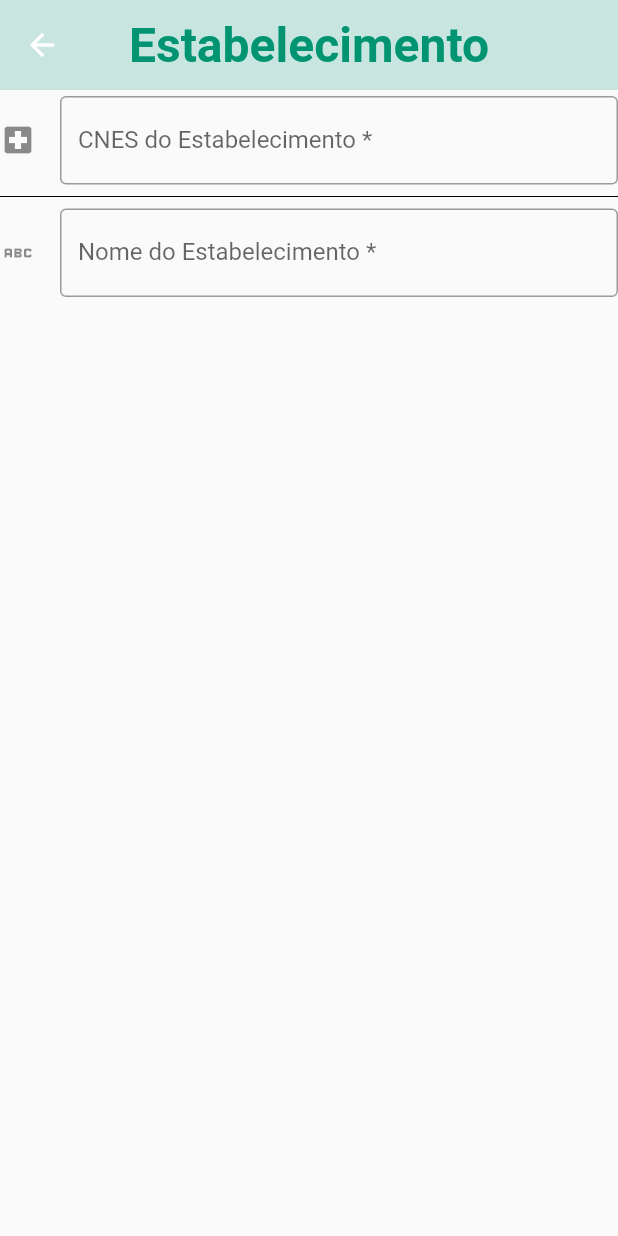
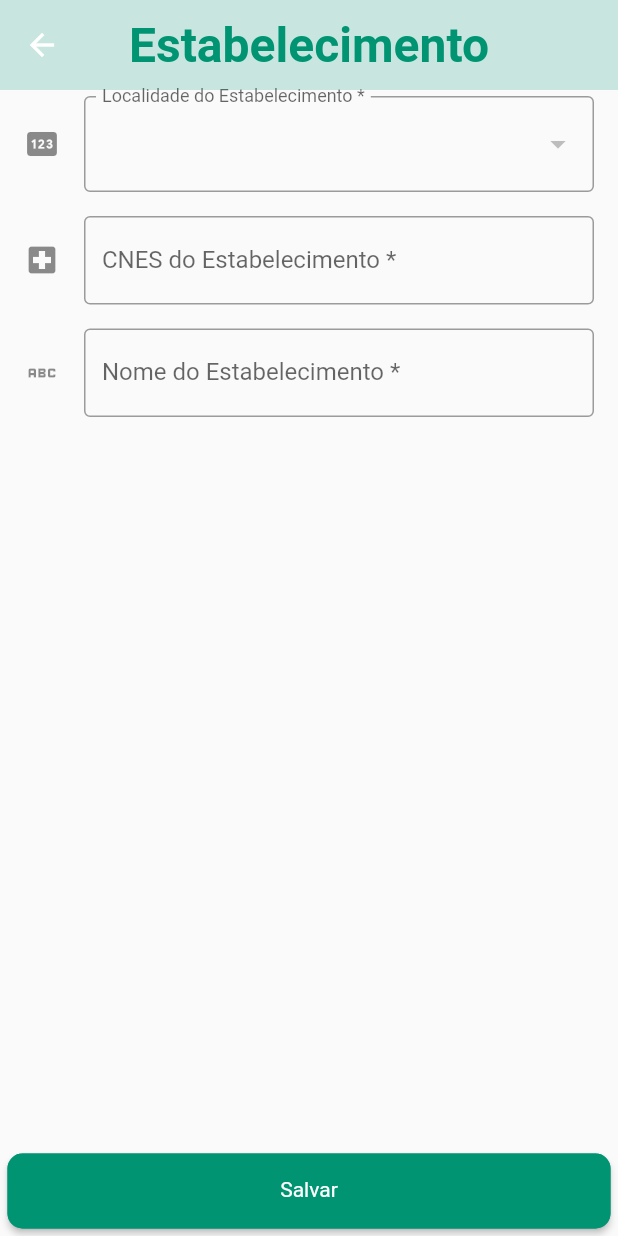
Before and after one commit to Dojak220/nurse, a Flutter app: the AddEntitiesMenuPage screen opened directly with empty values, after a tap on "Estabelecimento", on a phone screen of 412 x 824 dp. Run offline on Flutter 3.47's test engine with Material 2 defaults, Android fonts, the phone set to English and light mode, and no system bars; our stand-ins replace flutter_dotenv, flutter_mobx, mobx, sqflite_sqlcipher; accounts and stored records are empty; Roboto replaces fonts that are missing (OpenSans); statements that could not run were skipped.

Commit message:
Finish establishment form page

```diff
--- a/lib/app/modules/EntityEntry/establishment_form.dart
+++ b/lib/app/modules/EntityEntry/establishment_form.dart
@@ -1,7 +1,11 @@
 import 'package:flutter/material.dart';
 import 'package:nurse/app/modules/EntityEntry/establishment_form_controller.dart';
+import 'package:nurse/app/modules/VaccinationEntry/components/custom_dropdown_button_form_field%20.dart';
 import 'package:nurse/app/modules/VaccinationEntry/components/custom_form_field.dart';
 import 'package:nurse/app/modules/VaccinationEntry/components/custom_text_form_field.dart';
+import 'package:nurse/app/modules/VaccinationEntry/components/dialog_confirm_button.dart';
+import 'package:nurse/app/theme/app_theme.dart';
+import 'package:nurse/shared/models/infra/locality_model.dart';
 import 'package:nurse/shared/utils/validator.dart';
 
 class EstablishmentForm extends StatefulWidget {
@@ -14,10 +18,39 @@ class EstablishmentForm extends StatefulWidget {
 }
 
 class _EstablishmentFormState extends State<EstablishmentForm> {
+  List<Locality> _localityCities = List<Locality>.empty(growable: true);
+
+  @override
+  void initState() {
+    _getCities();
+    super.initState();
+  }
+
+  Future<void> _getCities() async {
+    _localityCities = await widget.controller.getCitiesFromLocalities();
+    setState(() {});
+  }
+
+  void tryToSave(
+    EstablishmentFormController controller,
+  ) async {
+    final wasSaved = await controller.saveInfo();
+
+    if (wasSaved) {
+      Navigator.of(context).pop();
+    } else {
+      showDialog(
+        context: context,
+        builder: (_) {
+          return RegistrationFailedAlertDialog(entityName: "estabelecimento");
+        },
+      );
+    }
+  }
+
   @override
   Widget build(BuildContext context) {
     final args = ModalRoute.of(context)!.settings.arguments as Map;
-
     return Scaffold(
       appBar: AppBar(
         title: Text(
@@ -28,12 +61,72 @@ class _EstablishmentFormState extends State<EstablishmentForm> {
         ),
       ),
       body: SafeArea(
-        child: Form(
+        child: Column(
+          children: [
+            Expanded(
+              child: _EstablishmentFormFields(
+                controller: widget.controller,
+                localityCities: _localityCities,
+              ),
+            ),
+            Align(
+              alignment: Alignment.bottomCenter,
+              child: Container(
+                margin: const EdgeInsets.all(5),
+                width: double.infinity,
+                child: ElevatedButton(
+                  style: AppTheme.stepButtonStyle,
+                  onPressed: () => tryToSave(widget.controller),
+                  child: Text("Salvar"),
+                ),
+              ),
+            ),
+          ],
+        ),
+      ),
+    );
+  }
+}
+
+class _EstablishmentFormFields extends StatefulWidget {
+  final EstablishmentFormController controller;
+  final List<Locality> localityCities;
+
+  const _EstablishmentFormFields(
+      {Key? key, required this.controller, required this.localityCities})
+      : super(key: key);
+
+  @override
+  State<_EstablishmentFormFields> createState() =>
+      _EstablishmentFormFieldsState();
+}
+
+class _EstablishmentFormFieldsState extends State<_EstablishmentFormFields> {
+  @override
+  Widget build(BuildContext context) {
+    return Form(
       key: widget.controller.formKey,
       child: Padding(
-            padding: const EdgeInsets.symmetric(vertical: 4.0),
+        padding: const EdgeInsets.symmetric(vertical: 4.0, horizontal: 16.0),
         child: ListView(
+          shrinkWrap: true,
+          semanticChildCount: 3,
           children: [
+            CustomDropdownButtonFormField(
+              icon: Icon(Icons.pin),
+              label: FormLabels.establishmentLocalityName,
+              items: widget.localityCities
+                  .map<String>((Locality l) => l.city)
+                  .toList(),
+              value: widget.controller.locality?.city,
+              onChanged: (String? city) => setState(
+                () => widget.controller.locality =
+                    widget.localityCities.singleWhere((lc) => lc.city == city),
+              ),
+              onSaved: (String? city) => widget.controller.locality =
+                  widget.localityCities.singleWhere((lc) => lc.city == city),
+            ),
+            SizedBox(height: 16),
             CustomTextFormField(
               icon: Icon(Icons.local_hospital),
               label: FormLabels.establishmentCNES,
@@ -41,7 +134,7 @@ class _EstablishmentFormState extends State<EstablishmentForm> {
               validatorType: ValidatorType.CNES,
               onSaved: (value) => {},
             ),
-                Divider(color: Colors.black),
+            SizedBox(height: 16),
             CustomTextFormField(
               icon: Icon(Icons.abc),
               label: FormLabels.establishmentName,
@@ -52,8 +145,38 @@ class _EstablishmentFormState extends State<EstablishmentForm> {
           ],
         ),
       ),
-        ),
-      ),
     );
   }
 }
+
+class RegistrationFailedAlertDialog extends StatelessWidget {
+  final String entityName;
+
+  const RegistrationFailedAlertDialog({
+    Key? key,
+    required this.entityName,
+  }) : super(key: key);
+
+  @override
+  Widget build(BuildContext context) {
+    return AlertDialog(
+      title: Column(
+        mainAxisAlignment: MainAxisAlignment.center,
+        mainAxisSize: MainAxisSize.min,
+        children: <Widget>[
+          const Icon(Icons.warning, size: 120.0),
+          Text(
+            'Falha ao cadastrar novo(a) $entityName!',
+            textAlign: TextAlign.center,
+          ),
+        ],
+      ),
+      content: Text(
+        'Cadastro já existia no banco de dados!',
+        textAlign: TextAlign.center,
+      ),
+      actions: [DialogConfirmButton(text: "Ok")],
+      actionsAlignment: MainAxisAlignment.spaceAround,
+    );
+  }
+}
--- a/lib/app/modules/EntityEntry/establishment_form_controller.dart
+++ b/lib/app/modules/EntityEntry/establishment_form_controller.dart
@@ -1,14 +1,18 @@
 import 'package:flutter/material.dart';
 import 'package:nurse/app/utils/form_controller.dart';
+import 'package:nurse/shared/models/infra/establishment_model.dart';
 import 'package:nurse/shared/models/infra/locality_model.dart';
+import 'package:nurse/shared/repositories/database/infra/database_establishment_repository.dart';
 import 'package:nurse/shared/repositories/database/infra/database_locality_repository.dart';
 import 'package:nurse/shared/repositories/infra/establishment_repository.dart';
 import 'package:nurse/shared/repositories/infra/locality_repository.dart';
 
 class EstablishmentFormController extends FormController {
+  final EstablishmentRepository _repository;
   final LocalityRepository _localityRepository;
 
-  final _localities = List<Locality>.empty(growable: true);
+  final _localityCities = List<Locality>.empty(growable: true);
+  List<Locality> get localityCities => _localityCities;
 
   TextEditingController cnes = TextEditingController();
   TextEditingController name = TextEditingController();
@@ -17,20 +21,64 @@ class EstablishmentFormController extends FormController {
   EstablishmentFormController([
     EstablishmentRepository? establishmentRepository,
     LocalityRepository? localityRepository,
-  ]) : _localityRepository = localityRepository ?? DatabaseLocalityRepository();
+  ])  : _repository =
+            establishmentRepository ?? DatabaseEstablishmentRepository(),
+        _localityRepository =
+            localityRepository ?? DatabaseLocalityRepository();
 
-  void getLocalities(String state, String city) async {
-    _localities.addAll(
-      await _localityRepository.getLocalitiesByStateAndCity(state, city),
-    );
+  Future<List<Locality>> getCitiesFromLocalities() async {
+    final localities = await _localityRepository.getLocalities();
+    final oneLocalityByCity = List<Locality>.empty(growable: true);
+
+    localities.forEach((locality) {
+      final isCityAlreadyAdded = oneLocalityByCity.any((city) {
+        return city.city == locality.city;
+      });
+
+      if (isCityAlreadyAdded) return;
+
+      oneLocalityByCity.add(locality);
+    });
+
+    _localityCities.addAll(oneLocalityByCity);
+
+    return _localityCities;
+  }
+
+  @override
+  void clearAllInfo() {
+    cnes.clear();
+    name.clear();
+    locality = null;
 
     notifyListeners();
   }
 
-  void clearAllInfo() {
-    cnes.clear();
-    name.clear();
-    locality = null;
+  Future<bool> saveInfo() async {
+    submitForm();
+    final allFieldsValid = super.formKey.currentState!.validate();
+
+    if (allFieldsValid) {
+      try {
+        final id = await _repository.createEstablishment(Establishment(
+          cnes: cnes.text,
+          name: name.text,
+          locality: locality!,
+        ));
+
+        if (id != 0) {
+          clearAllInfo();
+          return true;
+        } else {
+          return false;
+        }
+      } catch (error) {
+        print(error);
+        return false;
+      }
+    }
+
+    return false;
   }
 
   @override
```
Lines whose indentation alone changed are shown as unchanged.
